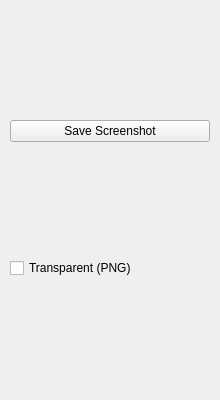
This is src/ui/screenshot_page.ui in thermeng/SciRender as Qt 5 draws it before an edit. The edited form follows.
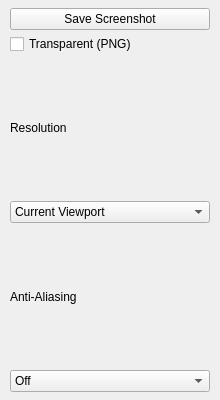
This is the edited form.

Commit message: feat: more UI options for screenshot; figuring out the NVIDIA jittering issue

```diff
--- a/src/ui/screenshot_page.ui
+++ b/src/ui/screenshot_page.ui
@@ -29,16 +29,16 @@
    <property name="bottomMargin">
     <number>8</number>
    </property>
-    <item>
-     <widget class="QPushButton" name="saveBtn">
-      <property name="text">
-       <string>Save Screenshot</string>
-      </property>
-      <property name="objectName">
-       <string>secondaryButton</string>
-      </property>
-     </widget>
-    </item>
+   <item>
+    <widget class="QPushButton" name="saveBtn">
+     <property name="text">
+      <string>Save Screenshot</string>
+     </property>
+     <property name="objectName">
+      <string>secondaryButton</string>
+     </property>
+    </widget>
+   </item>
    <item>
     <widget class="QCheckBox" name="transCb">
      <property name="text">
@@ -46,6 +46,86 @@
      </property>
     </widget>
    </item>
+   <item>
+    <widget class="QLabel" name="resLabel">
+     <property name="text">
+      <string>Resolution</string>
+     </property>
+     <property name="styleSheet">
+      <string>font-size: 11px; color: %1;</string>
+     </property>
+    </widget>
+   </item>
+   <item>
+    <widget class="QComboBox" name="resCombo">
+     <property name="fixedHeight">
+      <number>24</number>
+     </property>
+     <property name="minimumWidth">
+      <number>160</number>
+     </property>
+     <item>
+      <property name="text">
+       <string>Current Viewport</string>
+      </property>
+     </item>
+     <item>
+      <property name="text">
+       <string>HD (1280×720)</string>
+      </property>
+     </item>
+     <item>
+      <property name="text">
+       <string>Full HD (1920×1080)</string>
+      </property>
+     </item>
+     <item>
+      <property name="text">
+       <string>2K (2560×1440)</string>
+      </property>
+     </item>
+     <item>
+      <property name="text">
+       <string>4K (3840×2160)</string>
+      </property>
+     </item>
+    </widget>
+   </item>
+   <item>
+    <widget class="QLabel" name="aaLabel">
+     <property name="text">
+      <string>Anti-Aliasing</string>
+     </property>
+     <property name="styleSheet">
+      <string>font-size: 11px; color: %1;</string>
+     </property>
+    </widget>
+   </item>
+   <item>
+    <widget class="QComboBox" name="aaCombo">
+     <property name="fixedHeight">
+      <number>24</number>
+     </property>
+     <property name="minimumWidth">
+      <number>160</number>
+     </property>
+     <item>
+      <property name="text">
+       <string>Off</string>
+      </property>
+     </item>
+     <item>
+      <property name="text">
+       <string>2x</string>
+      </property>
+     </item>
+     <item>
+      <property name="text">
+       <string>4x</string>
+      </property>
+     </item>
+    </widget>
+   </item>
   </layout>
  </widget>
  <resources/>
```
The commit also changes 10 other files.
